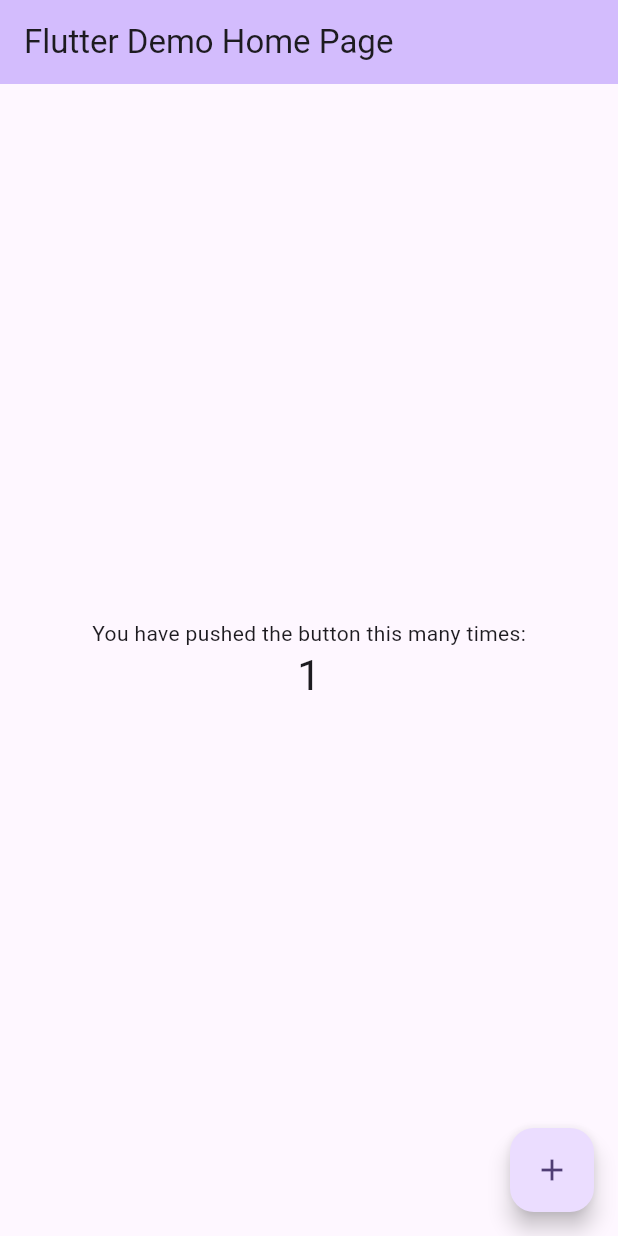
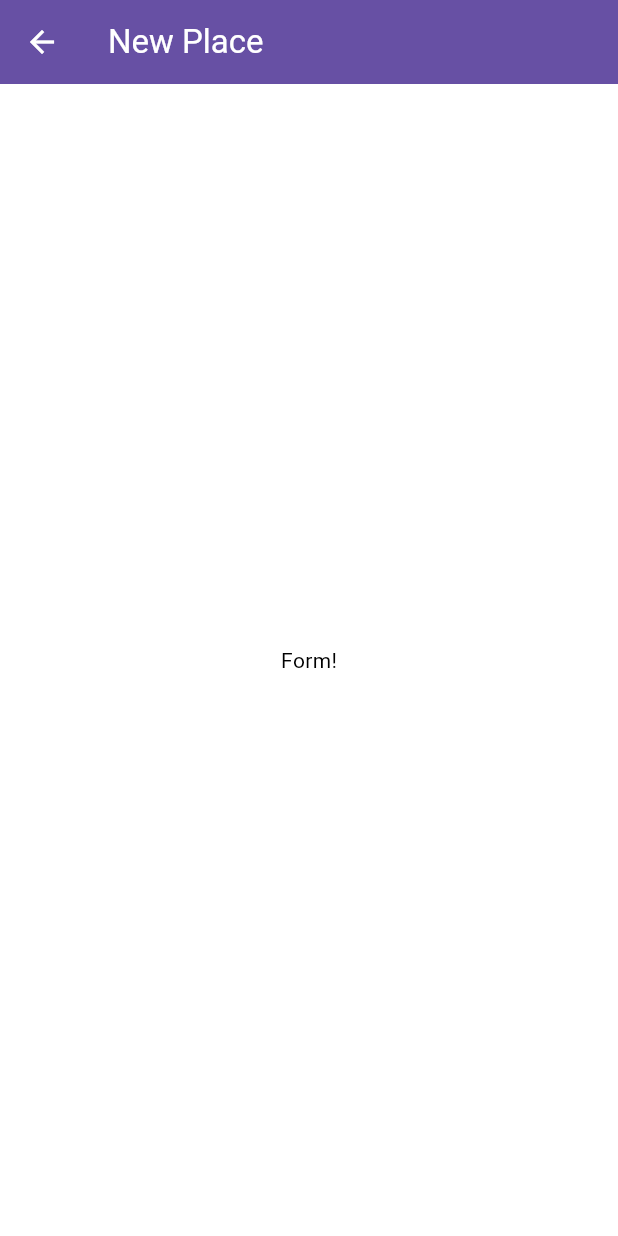
Before and after one commit to vinicius-benevides/flutter-great-places, a Flutter app: the screen it shows after launch, after a tap on the "add" icon, on a phone screen of 412 x 824 dp. Run offline on Flutter 3.47's test engine with Material 3 defaults, Android fonts, the phone set to English and light mode, and no system bars.

Commit message:
feat: create main pages with custom transition

```diff
--- a/lib/main.dart
+++ b/lib/main.dart
@@ -1,4 +1,8 @@
 import 'package:flutter/material.dart';
+import 'package:greate_places/screens/placeS_list_screen.dart';
+import 'package:greate_places/screens/places_form_screen.dart';
+import 'package:greate_places/styles/main_theme.dart';
+import 'package:greate_places/utils/app_routes.dart';
 
 void main() {
   runApp(const MyApp());
@@ -7,116 +11,16 @@ void main() {
 class MyApp extends StatelessWidget {
   const MyApp({super.key});
 
-  // This widget is the root of your application.
   @override
   Widget build(BuildContext context) {
     return MaterialApp(
-      title: 'Flutter Demo',
-      theme: ThemeData(
-        // This is the theme of your application.
-        //
-        // TRY THIS: Try running your application with "flutter run". You'll see
-        // the application has a purple toolbar. Then, without quitting the app,
-        // try changing the seedColor in the colorScheme below to Colors.green
-        // and then invoke "hot reload" (save your changes or press the "hot
-        // reload" button in a Flutter-supported IDE, or press "r" if you used
-        // the command line to start the app).
-        //
-        // Notice that the counter didn't reset back to zero; the application
-        // state is not lost during the reload. To reset the state, use hot
-        // restart instead.
-        //
-        // This works for code too, not just values: Most code changes can be
-        // tested with just a hot reload.
-        colorScheme: ColorScheme.fromSeed(seedColor: Colors.deepPurple),
-      ),
-      home: const MyHomePage(title: 'Flutter Demo Home Page'),
+      title: 'Greate Places',
+      debugShowCheckedModeBanner: false,
+      theme: mainTheme(context),
+      routes: {
+        AppRoutes.home: (ctx) => const PlacesListScreen(),
+        AppRoutes.placeForm: (ctx) => const PlacesFormScreen(),
+      },
     );
   }
 }
-
-class MyHomePage extends StatefulWidget {
-  const MyHomePage({super.key, required this.title});
-
-  // This widget is the home page of your application. It is stateful, meaning
-  // that it has a State object (defined below) that contains fields that affect
-  // how it looks.
-
-  // This class is the configuration for the state. It holds the values (in this
-  // case the title) provided by the parent (in this case the App widget) and
-  // used by the build method of the State. Fields in a Widget subclass are
-  // always marked "final".
-
-  final String title;
-
-  @override
-  State<MyHomePage> createState() => _MyHomePageState();
-}
-
-class _MyHomePageState extends State<MyHomePage> {
-  int _counter = 0;
-
-  void _incrementCounter() {
-    setState(() {
-      // This call to setState tells the Flutter framework that something has
-      // changed in this State, which causes it to rerun the build method below
-      // so that the display can reflect the updated values. If we changed
-      // _counter without calling setState(), then the build method would not be
-      // called again, and so nothing would appear to happen.
-      _counter++;
-    });
-  }
-
-  @override
-  Widget build(BuildContext context) {
-    // This method is rerun every time setState is called, for instance as done
-    // by the _incrementCounter method above.
-    //
-    // The Flutter framework has been optimized to make rerunning build methods
-    // fast, so that you can just rebuild anything that needs updating rather
-    // than having to individually change instances of widgets.
-    return Scaffold(
-      appBar: AppBar(
-        // TRY THIS: Try changing the color here to a specific color (to
-        // Colors.amber, perhaps?) and trigger a hot reload to see the AppBar
-        // change color while the other colors stay the same.
-        backgroundColor: Theme.of(context).colorScheme.inversePrimary,
-        // Here we take the value from the MyHomePage object that was created by
-        // the App.build method, and use it to set our appbar title.
-        title: Text(widget.title),
-      ),
-      body: Center(
-        // Center is a layout widget. It takes a single child and positions it
-        // in the middle of the parent.
-        child: Column(
-          // Column is also a layout widget. It takes a list of children and
-          // arranges them vertically. By default, it sizes itself to fit its
-          // children horizontally, and tries to be as tall as its parent.
-          //
-          // Column has various properties to control how it sizes itself and
-          // how it positions its children. Here we use mainAxisAlignment to
-          // center the children vertically; the main axis here is the vertical
-          // axis because Columns are vertical (the cross axis would be
-          // horizontal).
-          //
-          // TRY THIS: Invoke "debug painting" (choose the "Toggle Debug Paint"
-          // action in the IDE, or press "p" in the console), to see the
-          // wireframe for each widget.
-          mainAxisAlignment: MainAxisAlignment.center,
-          children: <Widget>[
-            const Text('You have pushed the button this many times:'),
-            Text(
-              '$_counter',
-              style: Theme.of(context).textTheme.headlineMedium,
-            ),
-          ],
-        ),
-      ),
-      floatingActionButton: FloatingActionButton(
-        onPressed: _incrementCounter,
-        tooltip: 'Increment',
-        child: const Icon(Icons.add),
-      ), // This trailing comma makes auto-formatting nicer for build methods.
-    );
-  }
-}
--- /dev/null
+++ b/lib/screens/places_form_screen.dart
@@ -0,0 +1,18 @@
+import 'package:flutter/material.dart';
+
+class PlacesFormScreen extends StatefulWidget {
+  const PlacesFormScreen({super.key});
+
+  @override
+  State<PlacesFormScreen> createState() => _PlacesFormScreenState();
+}
+
+class _PlacesFormScreenState extends State<PlacesFormScreen> {
+  @override
+  Widget build(BuildContext context) {
+    return Scaffold(
+      appBar: AppBar(title: Text('New Place'),),
+      body: Center(child: Text('Form!'),),
+    );
+  }
+}
--- /dev/null
+++ b/lib/screens/places_list_screen.dart
@@ -0,0 +1,24 @@
+import 'package:flutter/material.dart';
+import 'package:greate_places/utils/app_routes.dart';
+
+class PlacesListScreen extends StatelessWidget {
+  const PlacesListScreen({super.key});
+
+  @override
+  Widget build(BuildContext context) {
+    return Scaffold(
+      appBar: AppBar(
+        title: Text('Greate Places'),
+        actions: [
+          IconButton(
+            onPressed: () {
+              Navigator.of(context).pushNamed(AppRoutes.placeForm);
+            },
+            icon: Icon(Icons.add),
+          ),
+        ],
+      ),
+      body: Center(child: CircularProgressIndicator()),
+    );
+  }
+}
--- /dev/null
+++ b/lib/styles/main_theme.dart
@@ -0,0 +1,20 @@
+import 'package:flutter/material.dart';
+import 'package:greate_places/utils/custom_route.dart';
+
+ThemeData mainTheme(BuildContext context) {
+  return ThemeData(
+    colorScheme: ColorScheme.light(primary: Colors.indigo),
+    visualDensity: VisualDensity.adaptivePlatformDensity,
+    appBarTheme: Theme.of(context).appBarTheme.copyWith(
+      backgroundColor: Theme.of(context).colorScheme.primary,
+      foregroundColor: Colors.white,
+    ),
+    pageTransitionsTheme: PageTransitionsTheme(
+      builders: {
+        TargetPlatform.android: CustomPageTransitionsBuilder(),
+        TargetPlatform.iOS: CustomPageTransitionsBuilder(),
+        TargetPlatform.windows: CustomPageTransitionsBuilder(),
+      },
+    ),
+  );
+}
--- /dev/null
+++ b/lib/utils/app_routes.dart
@@ -0,0 +1,4 @@
+class AppRoutes {
+  static const String home = '/';
+  static const String placeForm = '/place-form';
+}
--- /dev/null
+++ b/lib/utils/custom_route.dart
@@ -0,0 +1,20 @@
+import 'package:flutter/material.dart';
+
+class CustomPageTransitionsBuilder extends PageTransitionsBuilder {
+  @override
+  Widget buildTransitions<T>(
+    PageRoute<T> route,
+    BuildContext context,
+    Animation<double> animation,
+    Animation<double> secondaryAnimation,
+    Widget child,
+  ) {
+    return SlideTransition(
+      position: Tween<Offset>(
+        begin: const Offset(1.0, 0.0),
+        end: Offset.zero,
+      ).animate(animation),
+      child: child,
+    );
+  }
+}
```
